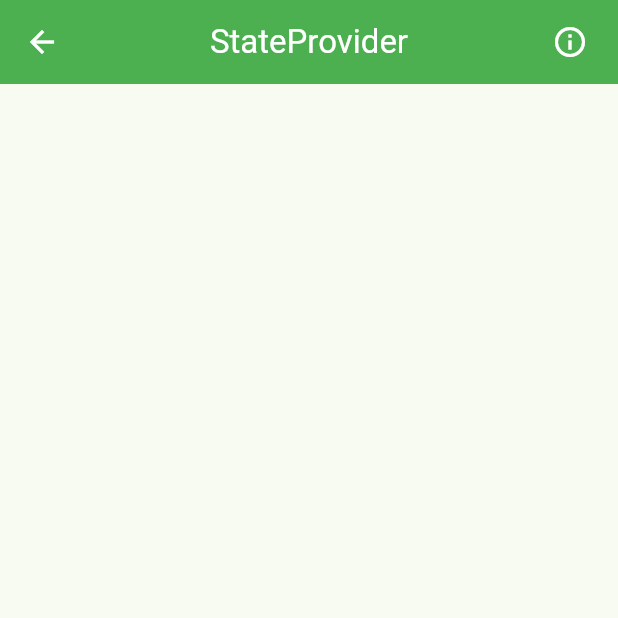
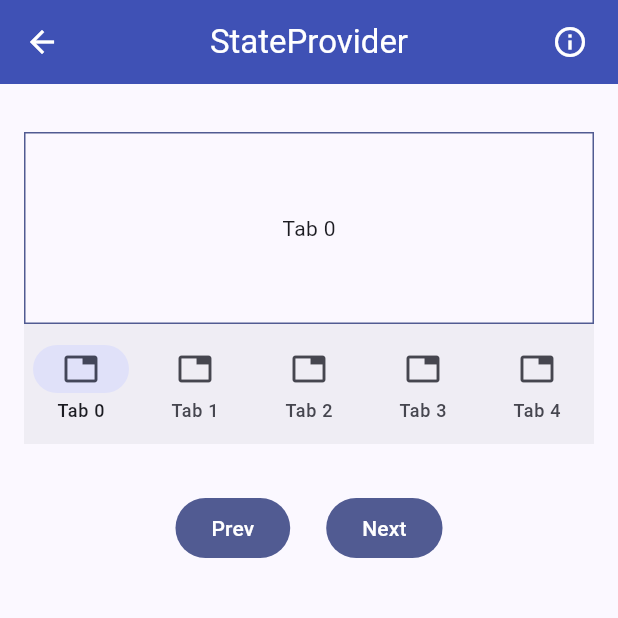
Before and after one commit to polilluminato/riverpod-zero-hero-flutter, a Flutter app: the screen it shows after launch, after a tap on "StateProvider", on a phone screen of 412 x 824 dp, the top half of it. Run offline on Flutter 3.47's test engine with Material 3 defaults, Android fonts, the phone set to English and light mode, and no system bars; our stand-ins replace flutter_riverpod, go_router, universal_platform; missing offline and left inert: window_manager.

Commit message:
feat: Add Example for the state provider

```diff
--- a/lib/app/app.dart
+++ b/lib/app/app.dart
@@ -11,9 +11,9 @@ class App extends StatelessWidget {
       routerConfig: router,
       theme: ThemeData(
         useMaterial3: true,
-        colorSchemeSeed: Colors.green,
+        colorSchemeSeed: Colors.indigo,
         appBarTheme: const AppBarTheme(
-          backgroundColor: Colors.green,
+          backgroundColor: Colors.indigo,
           foregroundColor: Colors.white,
           centerTitle: true,
         ),
--- a/lib/pages/state_provider_page.dart
+++ b/lib/pages/state_provider_page.dart
@@ -3,8 +3,12 @@ import 'package:flutter_riverpod/flutter_riverpod.dart';
 import 'package:riverpod_zero_hero_thecmmbay/i10n/hardcoded_strings.dart';
 import 'package:riverpod_zero_hero_thecmmbay/utils/utils.dart';
 
+final indexTabProvider = StateProvider<int>((ref) => 0);
+
 class StateProviderPage extends ConsumerWidget {
   const StateProviderPage({super.key});
+
+  final int tabCount = 5;
 
   @override
   Widget build(BuildContext context, WidgetRef ref) {
@@ -23,7 +27,79 @@ class StateProviderPage extends ConsumerWidget {
           ),
         ],
       ),
-      body: const SizedBox.shrink(),
+      body: Column(
+        crossAxisAlignment: CrossAxisAlignment.center,
+        children: [
+          Container(
+            height: 128,
+            margin: const EdgeInsets.only(
+              left: 16,
+              right: 16,
+              top: 32,
+            ),
+            decoration: BoxDecoration(
+              border: Border.all(
+                color: Theme.of(context).primaryColor, // Colore del bordo
+                width: 1, // Spessore del bordo
+              ),
+            ),
+            child: Center(
+              child: Text("Tab ${ref.watch(indexTabProvider)}"),
+            ),
+          ),
+          Container(
+            margin: const EdgeInsets.symmetric(horizontal: 16),
+            child: NavigationBar(
+              onDestinationSelected: (int index) {
+                ref.read(indexTabProvider.notifier).state = index;
+              },
+              selectedIndex: ref.watch(indexTabProvider),
+              destinations: List<Widget>.generate(
+                tabCount,
+                (int index) {
+                  return NavigationDestination(
+                    icon: const Icon(Icons.tab),
+                    label: "Tab $index".hardcoded,
+                  );
+                },
+              ),
+            ),
+          ),
+          const SizedBox(
+            height: 32,
+          ),
+          Row(
+            mainAxisAlignment: MainAxisAlignment.center,
+            children: [
+              FilledButton(
+                onPressed: () {
+                  int selectedTab = ref.read(indexTabProvider.notifier).state;
+                  if (selectedTab > 0) {
+                    ref
+                        .read(indexTabProvider.notifier)
+                        .update((state) => state - 1);
+                  }
+                },
+                child: Text('Prev'.hardcoded),
+              ),
+              const SizedBox(
+                width: 24,
+              ),
+              FilledButton(
+                onPressed: () {
+                  int selectedTab = ref.read(indexTabProvider.notifier).state;
+                  if (selectedTab < tabCount - 1) {
+                    ref
+                        .read(indexTabProvider.notifier)
+                        .update((state) => state + 1);
+                  }
+                },
+                child: Text('Next'.hardcoded),
+              ),
+            ],
+          )
+        ],
+      ),
     );
   }
 }
```
